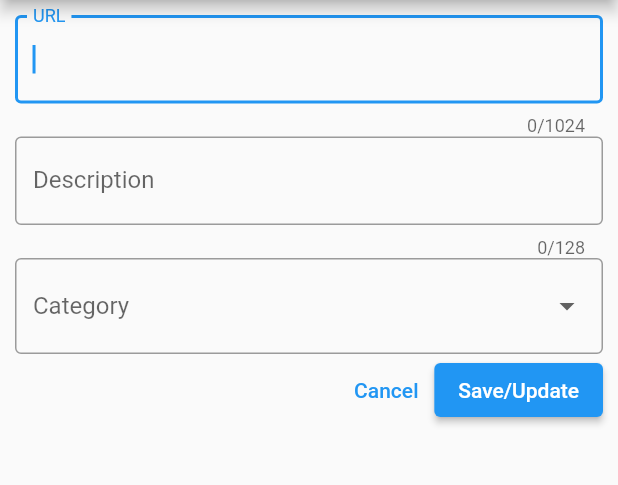
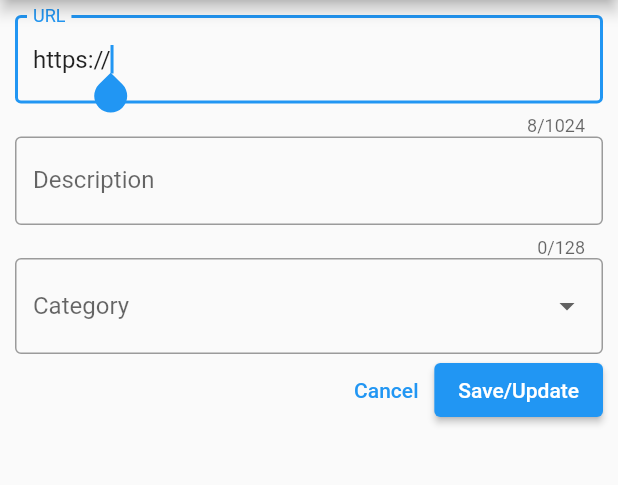
Before and after one commit to IanDarwin/bookmarks-flutter, a Flutter app: the screen it shows after launch, after a tap on the "add" icon, on a phone screen of 412 x 824 dp, the part 84-569 px from its top. Run offline on Flutter 3.47's test engine with Material 2 defaults, Android fonts, the phone set to English and light mode, and no system bars; our stand-ins replace sqflite; missing offline and left inert: receive_sharing_intent; accounts and stored records are empty.

Commit message:
Fix onCreate not being called. Also:
local_db_provider: unbreak sql insert of starter bookmarks
edit_page: url more friendly; care between insert/delete.
main: calls db.open. Refresh bookmarks in biuld, not initState.
  Comment check for -1.
tests: sync to compile.

```diff
--- a/lib/data/local_db_provider.dart
+++ b/lib/data/local_db_provider.dart
@@ -18,10 +18,6 @@ const topicColumnDetails = 'text';
 
 /// Bookmark provider.
 class LocalDbProvider {
-  String path;
-  LocalDbProvider(this.path) {
-    open(path);
-  }
 
   /// The database when opened.
   late Database _db;
@@ -37,7 +33,7 @@ class LocalDbProvider {
   }
 
   Future<void> _onCreate(Database database, int version) async {
-    debugPrint("In onCreate");
+    debugPrint("In onCreate; base = $database");
     await database.execute('''
 create table $bookmarkTableName (
   $columnId integer primary key autoincrement,
@@ -45,11 +41,11 @@ create table $bookmarkTableName (
   $columnUrl text not null,
   $columnText text not null)
 ''');
-    debugPrint("base = $database; db = $_db");
+    // Insert starter bookmark records
     for (Bookmark b in _demoList) {
       await database.execute('''
         insert into $bookmarkTableName($columnTopic,$columnUrl,$columnText)
-        values('${b.topic}, ${b.url}, ${b.text}');
+        values('${b.topic}', '${b.url}', '${b.text}');
         ''');
     }
   }
@@ -58,7 +54,7 @@ create table $bookmarkTableName (
     throw(Exception("onUpgrade not needed yet"));
   }
 
-  // Initial demo list of bookmarks
+  // Initial starter list of bookmarks
   final List<Bookmark> _demoList = [
     Bookmark('banking', 'https://www.alrajhibank.com.sa/en', 'al-Rajhi Bank'),
     Bookmark('tech', 'https://darwinsys.com/', 'DarwinSys.com'),
@@ -72,6 +68,7 @@ create table $bookmarkTableName (
   /// "Create": Insert a Bookmark.
   Future<Bookmark> insert(Bookmark bookmark) async {
     debugPrint("LocalDbProvider::insert$bookmark");
+    bookmark.id = null;
     bookmark.id = await _db.insert(bookmarkTableName, bookmark.toMap());
     return bookmark;
   }
@@ -94,10 +91,11 @@ create table $bookmarkTableName (
     if (maps.isNotEmpty) {
       for (Map m in maps) {
         result.add(Bookmark.fromMap(m));
-      } return result;
+      }
     } else {
-      throw Exception("No records found");
+      result.add(Bookmark(null, null, "No bookmarks found - add some!"));
     }
+    return result;
   }
 
   /// "Update" a Bookmark.
@@ -115,8 +113,8 @@ create table $bookmarkTableName (
   // Fake for now
   static final List<String> _categories = [
     "News",
-    "Bookmark",
-    "Reading",
+    "Research",
+    "To Read",
     "Writing",
   ];
 
--- a/lib/edit_page.dart
+++ b/lib/edit_page.dart
@@ -21,7 +21,7 @@ class EditPageState extends State<EditPage> {
 
   @override
   Widget build(BuildContext context) {
-    // Stash value here b/c onChanged isn't triggered
+    // Stash value here b/c onChanged isn't triggered when 'share' used
     _bookmark.url = widget.url;
 
     return Scaffold(
@@ -41,10 +41,12 @@ class EditPageState extends State<EditPage> {
                       border: OutlineInputBorder(),
                       labelText: "URL",
                     ),
-                    initialValue: widget.url ?? "",
+                    initialValue: widget.url ?? "https://",
                     autofocus: true,
                     autovalidateMode: AutovalidateMode.onUserInteraction,
-                    validator: (s) => s!.startsWith("https://") ? null : "An 'HTTPS:' URL please",
+                    validator: (s) => s!.startsWith("https://") && s!.length > 8 ?
+                      null :
+                      "An 'HTTPS:' URL please",
                     onChanged: (s) => _bookmark.url = s,
                     onSaved: (s) => _bookmark.url = s,
                     )
@@ -94,7 +96,11 @@ class EditPageState extends State<EditPage> {
                     onPressed: () {
                       if (_formKey.currentState!.validate()) {
                         debugPrint("Save/Update($_bookmark)");
-                        widget.localDbProvider.insert(_bookmark);
+                        if (_bookmark.id == null || _bookmark.id == 0) {
+                          widget.localDbProvider.insert(_bookmark);
+                        } else {
+                          widget.localDbProvider.update(_bookmark);
+                        }
                         Navigator.pop(context, _bookmark);
                       } else {
                         FocusScope.of(context).requestFocus(_focusNode);
--- a/lib/main.dart
+++ b/lib/main.dart
@@ -8,9 +8,10 @@ import 'model/bookmark.dart';
 
 late LocalDbProvider localDbProvider ;
 
-void main() {
+void main() async {
   WidgetsFlutterBinding.ensureInitialized();
-  localDbProvider = LocalDbProvider("bookmarks.db");
+  localDbProvider = LocalDbProvider();
+  await localDbProvider.open('bookmarks.db');
   runApp(const MaterialApp(
     home: ListPage(title: "Browser-independent Bookmarks"),
   ));
@@ -33,11 +34,12 @@ class _ListPageState extends State<ListPage> {
   void initState() {
     IntentReceiver(localDbProvider).setupReceiving(context);
     super.initState();
-    _all = localDbProvider.getAllBookmarks();
   }
+
   @override
   Widget build(BuildContext context) {
     debugPrint("In _ListPageState.build()");
+    _all = localDbProvider.getAllBookmarks();
     return Scaffold(
       appBar: AppBar(
         title: Text(widget.title),
@@ -73,7 +75,9 @@ class _ListPageState extends State<ListPage> {
           if (!mounted) {
             return;
           }
-          if (results.id == -1) {
+	  // Value of -1 here indicates Cancel was pressed, so no item
+	  // saved, and thus don't need to rebuild.
+	  if (results.id == -1) {
             return;
           }
           setState( () {} );
```
Also changed, not shown: 3 other files.
